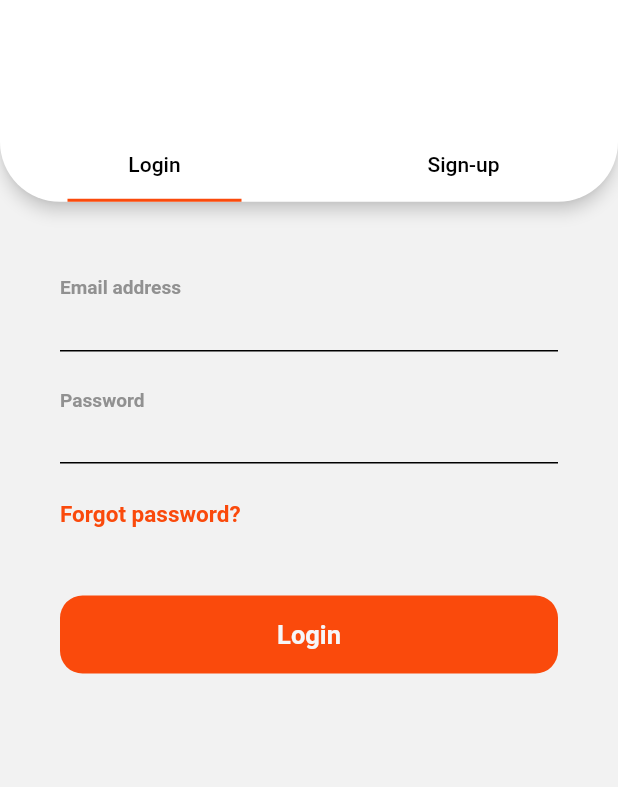
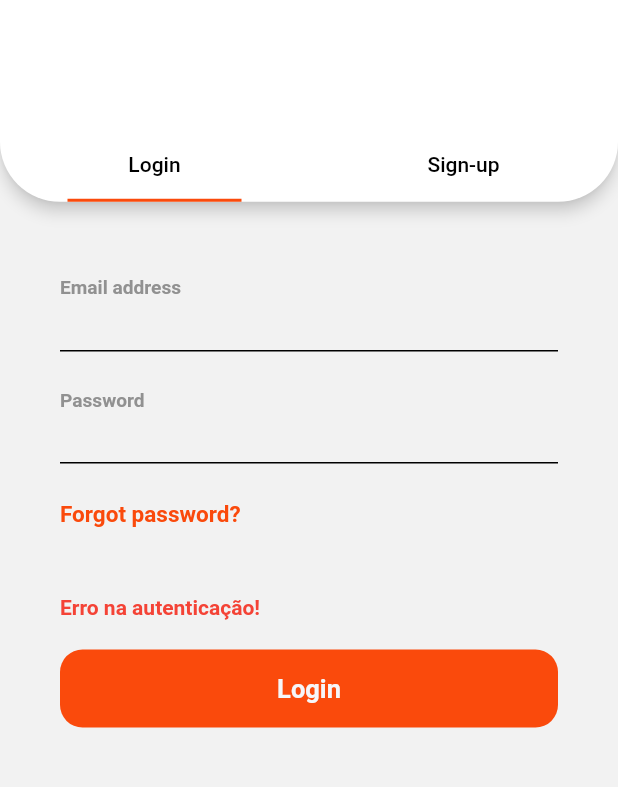
Before and after one commit to rafaelfl/food_app, a Flutter app: the screen it shows after launch, after a tap on "Get Started", after a tap on "Login", on a phone screen of 412 x 824 dp, the part 377-1164 px from its top. Run offline on Flutter 3.47's test engine with Material 2 defaults, Android fonts, the phone set to English and light mode, and no system bars; Roboto replaces fonts that are missing (SFPro).

Commit message:
feat: validação do login no LoginWidgetController

```diff
--- a/lib/src/icabanas_app.dart
+++ b/lib/src/icabanas_app.dart
@@ -2,6 +2,8 @@ import 'package:flutter/cupertino.dart';
 import 'package:flutter/material.dart';
 import 'package:ifood_clone/src/screens/get_started/get_started_screen.dart';
 import 'package:ifood_clone/src/screens/login_screen/login_screen.dart';
+
+import 'screens/home_screen/home_screen.dart';
 
 class ICabanasApp extends StatelessWidget {
   const ICabanasApp({Key? key}) : super(key: key);
@@ -16,6 +18,7 @@ class ICabanasApp extends StatelessWidget {
       routes: {
         "/": (context) => const GetStartedScreen(),
         "/login": (context) => const LoginScreen(),
+        "/home": (context) => const HomeScreen(),
       },
       theme: ThemeData(
         primaryColor: const Color(0xFFFA4A0C),
--- a/lib/src/screens/login_screen/widgets/login_widget/login_widget.dart
+++ b/lib/src/screens/login_screen/widgets/login_widget/login_widget.dart
@@ -1,8 +1,61 @@
 import 'package:flutter/material.dart';
 import 'package:ifood_clone/src/core/widgets/action_button_widget.dart';
+import './login_widget_controller.dart';
 
-class LoginWidget extends StatelessWidget {
+class LoginWidget extends StatefulWidget {
   const LoginWidget({Key? key}) : super(key: key);
+
+  @override
+  State<LoginWidget> createState() => _LoginWidgetState();
+}
+
+class _LoginWidgetState extends State<LoginWidget> {
+  final LoginWidgetController _controller = LoginWidgetController();
+
+  final TextEditingController _emailTextController = TextEditingController();
+  final TextEditingController _passwordTextController = TextEditingController();
+
+  String _email = "";
+  String _password = "";
+
+  String _msgErro = "";
+
+  @override
+  void initState() {
+    super.initState();
+
+    _emailTextController.addListener(() {
+      _email = _emailTextController.text;
+      print(_email);
+    });
+
+    _passwordTextController
+        .addListener(() => _password = _passwordTextController.text);
+  }
+
+  @override
+  void dispose() {
+    _emailTextController.dispose();
+    _passwordTextController.dispose();
+
+    super.dispose();
+  }
+
+  void doLogin() {
+    if (_controller.login(_email, _password)) {
+      setState(() {
+        _msgErro = "";
+      });
+
+      print("Login realizado com sucesso");
+    } else {
+      setState(() {
+        _msgErro = "Erro na autenticação!";
+      });
+
+      print("Erro no login");
+    }
+  }
 
   @override
   Widget build(BuildContext context) {
@@ -12,8 +65,9 @@ class LoginWidget extends StatelessWidget {
         child: Column(
           crossAxisAlignment: CrossAxisAlignment.start,
           children: [
-            const TextField(
-                decoration: InputDecoration(
+            TextField(
+                onChanged: (value) => _email = value,
+                decoration: const InputDecoration(
                   labelText: 'Email address',
                   floatingLabelBehavior: FloatingLabelBehavior.always,
                 ),
@@ -21,8 +75,9 @@ class LoginWidget extends StatelessWidget {
                 enableSuggestions: false,
                 keyboardType: TextInputType.visiblePassword),
             const SizedBox(height: 15),
-            const TextField(
-              decoration: InputDecoration(
+            TextField(
+              onChanged: (value) => _password = value,
+              decoration: const InputDecoration(
                 labelText: 'Password',
                 floatingLabelBehavior: FloatingLabelBehavior.always,
               ),
@@ -43,9 +98,15 @@ class LoginWidget extends StatelessWidget {
               ),
             ),
             const SizedBox(height: 30),
+            Text(_msgErro,
+                style: const TextStyle(
+                  color: Colors.red,
+                  fontWeight: FontWeight.bold,
+                )),
+            const SizedBox(height: 20),
             ActionButton(
               "Login",
-              onPressed: () => false,
+              onPressed: doLogin,
             ),
           ],
         ),
--- /dev/null
+++ b/lib/src/screens/login_screen/widgets/login_widget/login_widget_controller.dart
@@ -0,0 +1,10 @@
+class LoginWidgetController {
+  bool login(String email, String password) {
+    print(">>> $email // $password");
+    if (email == "rafaelf@lsdi.ufma.br" && password == "123456") {
+      return true;
+    }
+
+    return false;
+  }
+}
```
Also changed, not shown: lib/src/screens/home_screen/home_screen.dart (added, +12 -0 lines).
